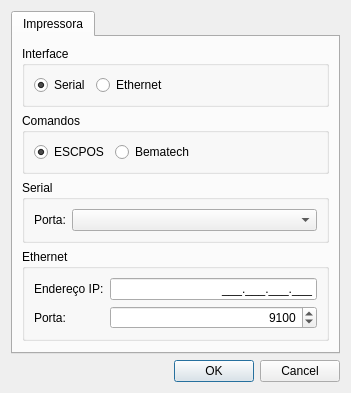
leidensj/BKVale, file settingsdialog.ui: the form before one commit.
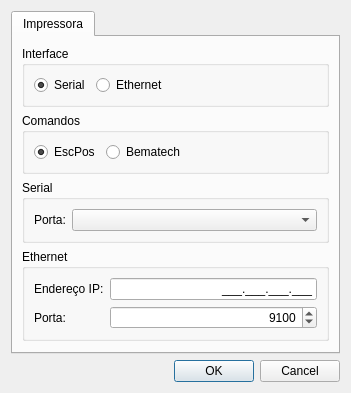
The form after the commit. Icons and pictures are not drawn.

The edit to the form file:
```diff
--- a/settingsdialog.ui
+++ b/settingsdialog.ui
@@ -103,7 +103,7 @@
           <item>
            <widget class="QRadioButton" name="rdoEscpos">
             <property name="text">
-             <string>ESCPOS</string>
+             <string>EscPos</string>
             </property>
             <property name="checked">
              <bool>true</bool>
```
